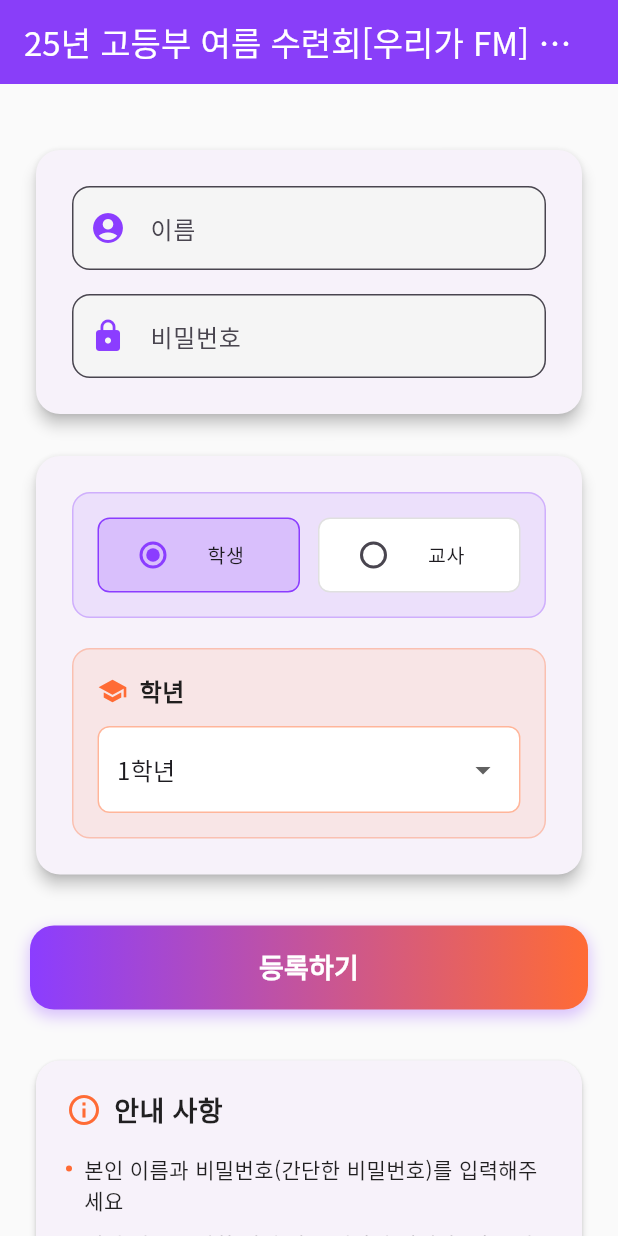
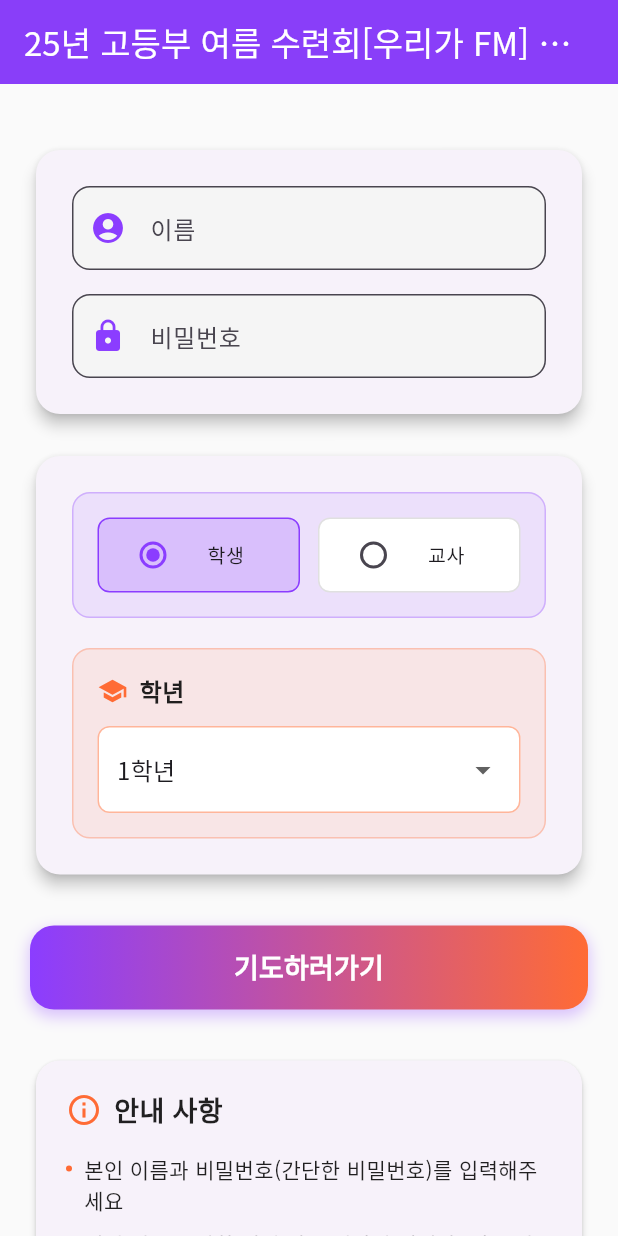
Before and after one commit to truelightn/check_bible, a Flutter app: the screen it shows after launch, on a phone screen of 412 x 824 dp. Run offline on Flutter 3.47's test engine with Material 3 defaults, Android fonts, the phone set to English and light mode, and no system bars; our stand-ins replace cloud_firestore, firebase_core, fl_chart, get, get_storage; accounts and stored records are empty; generated files the repository leaves out were written again.

Commit message:
로그인에 기도하러가기로 변경

```diff
--- a/lib/login_screen.dart
+++ b/lib/login_screen.dart
@@ -264,7 +264,7 @@ class LoginScreen extends StatelessWidget {
                   ),
                 ),
                 child: const Text(
-                  '등록하기',
+                  '기도하러가기',
                   style: TextStyle(
                     fontSize: 18,
                     fontWeight: FontWeight.bold,
```
